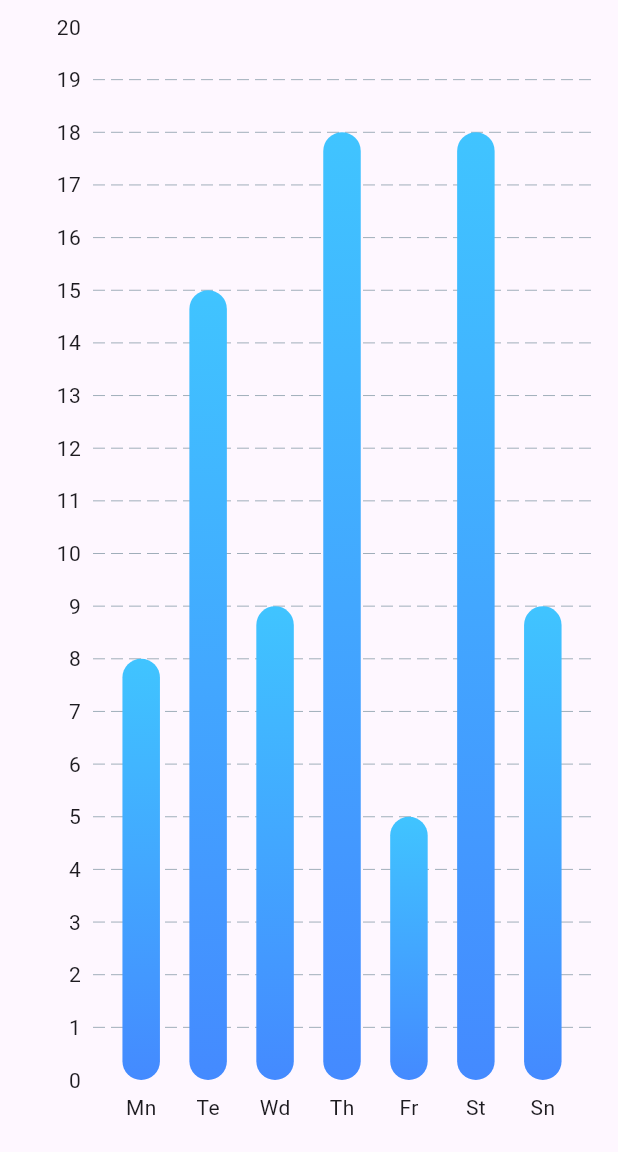
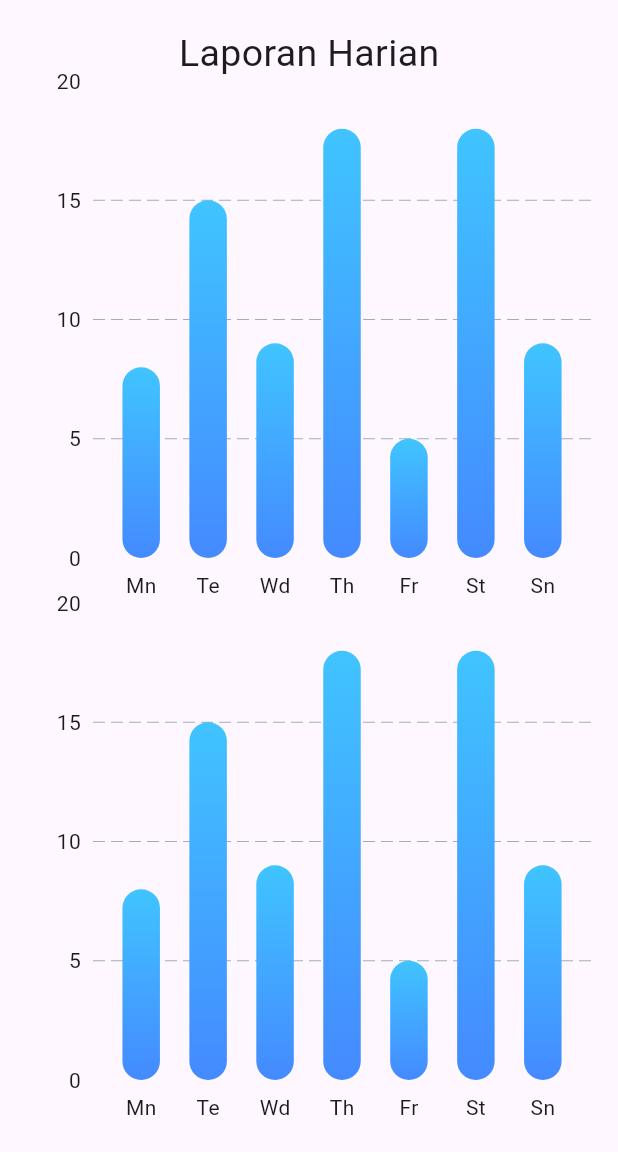
Before and after one commit to kamalnorizan/flutterTodolist, a Flutter app: the ChartScreen screen opened by its route, on a phone screen of 412 x 824 dp, the part 84-1236 px from its top. Run offline on Flutter 3.47's test engine with Material 2 defaults, Android fonts, the phone set to English and light mode, and no system bars; drawn by our look-alikes of fl_chart; our stand-ins replace shared_preferences; accounts and stored records are empty.

Commit message:
dual charts

```diff
--- a/lib/screen/chartsScreen.dart
+++ b/lib/screen/chartsScreen.dart
@@ -100,6 +100,15 @@ class ChartScreen extends StatelessWidget {
       drawer: const MainDrawer(),
       body: Padding(
         padding: const EdgeInsets.all(18),
+        child: Column(
+          children: [
+            Text(
+              'Laporan Harian',
+              style: TextStyle(
+                fontSize: 25,
+              ),
+            ),
+            Expanded(
               child: BarChart(BarChartData(
                   barTouchData: barTouchData,
                   titlesData: titlesData,
@@ -108,6 +117,18 @@ class ChartScreen extends StatelessWidget {
                   gridData: const FlGridData(
                       drawVerticalLine: false, drawHorizontalLine: true),
                   maxY: 20)),
+            ),Expanded(
+              child: BarChart(BarChartData(
+                  barTouchData: barTouchData,
+                  titlesData: titlesData,
+                  borderData: borderData,
+                  barGroups: barGroups,
+                  gridData: const FlGridData(
+                      drawVerticalLine: false, drawHorizontalLine: true),
+                  maxY: 20)),
+            ),
+          ],
+        ),
       ),
     );
   }
```
Lines whose indentation alone changed are shown as unchanged.
